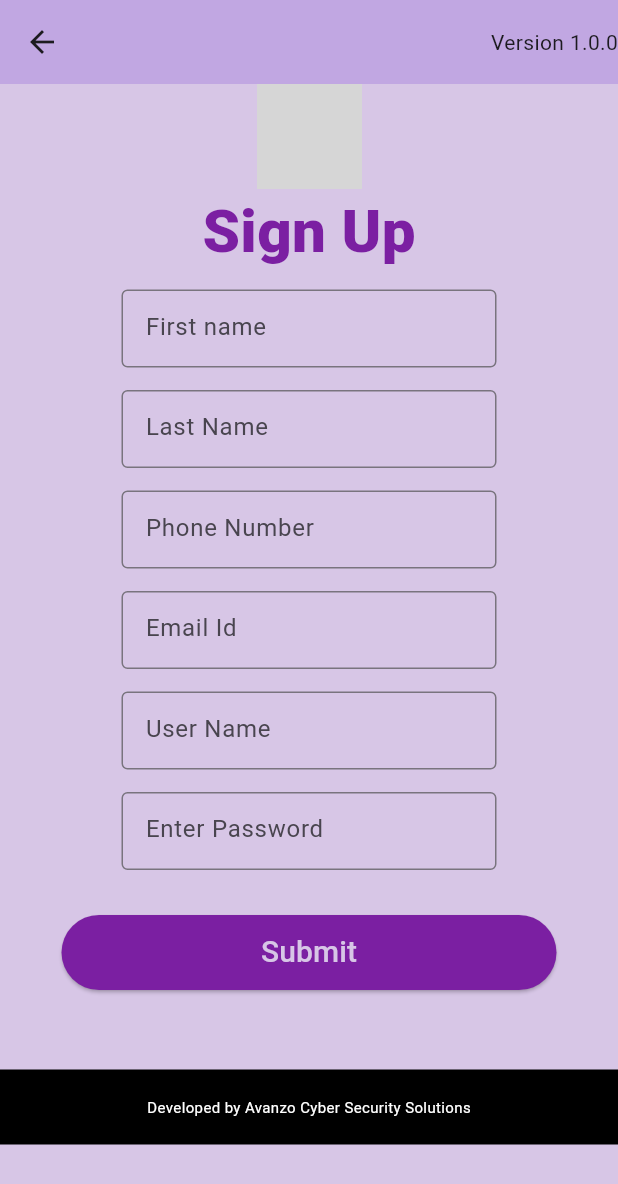
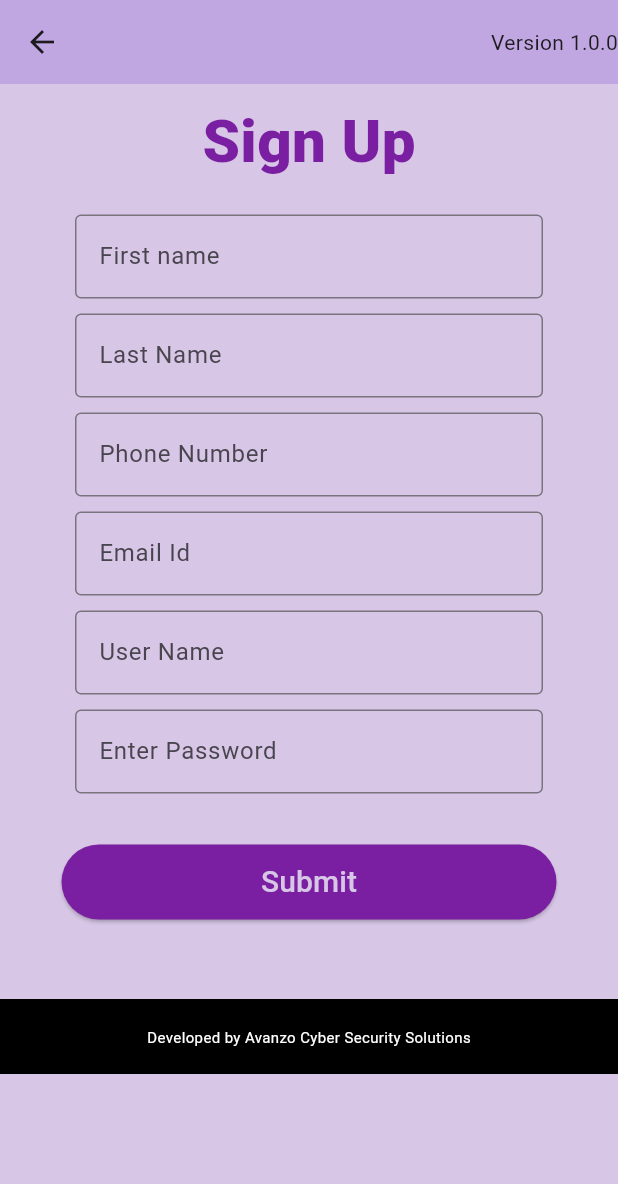
Before and after one commit to AdharshPS/CybotFork, a Flutter app: the SignUpScreen screen opened directly, on a phone screen of 412 x 824 dp. Shown: the top 1184 px of the screen. Run offline on Flutter 3.47's test engine with Material 3 defaults, Android fonts, the phone set to English and light mode, and no system bars; our stand-ins replace local_auth; grey boxes are pictures that could not be loaded.

Commit message:
updated screen

```diff
--- a/lib/view/signup_screen/signup_screen.dart
+++ b/lib/view/signup_screen/signup_screen.dart
@@ -4,7 +4,8 @@ import 'package:flutter/material.dart';
 import 'package:uri_launching/utilis/color_constant/color_constant.dart';
 //import 'package:uri_launching/view/authorization_screen/authorization_screen.dart';
 import 'package:http/http.dart' as http;
-import 'package:uri_launching/view/dashborad_screen/dashboard_screen.dart';
+//import 'package:uri_launching/view/dashborad_screen/dashboard_screen.dart';
+//import 'package:uri_launching/view/login_screen/login_screen.dart';
 
 class SignUpScreen extends StatefulWidget {
   const SignUpScreen({super.key});
@@ -20,6 +21,17 @@ class _SignUpScreenState extends State<SignUpScreen> {
   TextEditingController mailidcontroller = TextEditingController();
   TextEditingController usernamecontroller = TextEditingController();
   TextEditingController passwordcontroller = TextEditingController();
+  final _formkey = GlobalKey<FormState>();
+
+  String? validateEmail(String? email) {
+    RegExp emailRegex = RegExp(
+        r"^[a-zA-Z0-9.a-zA-Z0-9.!#$%&'*+-/=?^_`{|}~]+@[a-zA-Z0-9]+\.[a-zA-Z]+");
+    final isEmailvalid = emailRegex.hasMatch(email ?? '');
+    if (!isEmailvalid) {
+      return 'Please enter a valid email';
+    }
+    return null;
+  }
 
   Future<void> insertrecord() async {
     if (firstnamecontroller.text != "" ||
@@ -58,95 +70,81 @@ class _SignUpScreenState extends State<SignUpScreen> {
       backgroundColor: Colorconstant.pantonebackground,
       appBar: AppBar(
         backgroundColor: Colorconstant.pantonemessage,
-        actions: [Text("Version 1.0.0")],
+        actions: [const Text("Version 1.0.0")],
       ),
       body: SingleChildScrollView(
+        child: Form(
+          key: _formkey,
           child: Column(
             children: [
-            Image.asset(
-              "assets/images/Animation - 1715055684151.gif",
-              height: 70,
+              // Image.asset(
+              //   "assets/images/Animation - 1715055684151.gif",
+              //   height: 70,
+              // ),
+              SizedBox(
+                height: 10,
               ),
-            Text(
+              const Text(
                 "Sign Up",
                 style: TextStyle(
                     color: Colorconstant.darkpurple,
                     fontWeight: FontWeight.w900,
                     fontSize: 40),
               ),
-            SizedBox(
-              height: 10,
+              const SizedBox(
+                height: 20,
               ),
               Padding(
-              padding: const EdgeInsets.only(left: 30, right: 30, bottom: 15),
-              child: SizedBox(
-                height: 52,
-                width: 250,
+                padding: const EdgeInsets.only(left: 50, right: 50, bottom: 10),
                 child: TextFormField(
                   controller: firstnamecontroller,
-                  decoration: InputDecoration(
+                  decoration: const InputDecoration(
                       hintText: "First name", border: OutlineInputBorder()),
-                ),
+                  validator: (name) => name!.length < 3
+                      ? "name should be atleast 5 characters"
+                      : null,
+                  autovalidateMode: AutovalidateMode.onUserInteraction,
                 ),
               ),
               Padding(
-              padding: const EdgeInsets.only(left: 30, right: 30, bottom: 15),
-              child: SizedBox(
-                height: 52,
-                width: 250,
+                padding: const EdgeInsets.only(left: 50, right: 50, bottom: 10),
                 child: TextFormField(
                   controller: lastnamecontroller,
-                  decoration: InputDecoration(
+                  decoration: const InputDecoration(
                       hintText: "Last Name", border: OutlineInputBorder()),
                 ),
               ),
-            ),
               Padding(
-              padding: const EdgeInsets.only(left: 30, right: 30, bottom: 15),
-              child: SizedBox(
-                height: 52,
-                width: 250,
+                padding: const EdgeInsets.only(left: 50, right: 50, bottom: 10),
                 child: TextFormField(
                   controller: phnumbercontroller,
-                  decoration: InputDecoration(
+                  decoration: const InputDecoration(
                       hintText: "Phone Number", border: OutlineInputBorder()),
                 ),
               ),
-            ),
               Padding(
-              padding: const EdgeInsets.only(left: 30, right: 30, bottom: 15),
-              child: SizedBox(
-                height: 52,
-                width: 250,
+                padding: const EdgeInsets.only(left: 50, right: 50, bottom: 10),
                 child: TextFormField(
                   controller: mailidcontroller,
-                  decoration: InputDecoration(
+                  decoration: const InputDecoration(
                       hintText: "Email Id", border: OutlineInputBorder()),
-                ),
+                  validator: validateEmail,
                 ),
               ),
               Padding(
-              padding: const EdgeInsets.only(left: 30, right: 30, bottom: 15),
-              child: SizedBox(
-                height: 52,
-                width: 250,
+                padding: const EdgeInsets.only(left: 50, right: 50, bottom: 10),
                 child: TextFormField(
                   controller: usernamecontroller,
-                  decoration: InputDecoration(
+                  decoration: const InputDecoration(
                       hintText: "User Name", border: OutlineInputBorder()),
                 ),
               ),
-            ),
               Padding(
-              padding: const EdgeInsets.only(left: 30, right: 30, bottom: 15),
-              child: SizedBox(
-                height: 52,
-                width: 250,
+                padding: const EdgeInsets.only(left: 50, right: 50, bottom: 10),
                 child: TextFormField(
                   controller: passwordcontroller,
-                  decoration: InputDecoration(
+                  decoration: const InputDecoration(
                       hintText: "Enter Password", border: OutlineInputBorder()),
-                ),
                 ),
               ),
               // Padding(
@@ -156,34 +154,33 @@ class _SignUpScreenState extends State<SignUpScreen> {
               //         hintText: "Confirm Pssword", border: OutlineInputBorder()),
               //   ),
               // ),
-            SizedBox(
-              height: 15,
+              const SizedBox(
+                height: 24,
               ),
               ElevatedButton(
                   style: ButtonStyle(
-                    fixedSize: MaterialStateProperty.all(Size(330, 50)),
+                      fixedSize: MaterialStateProperty.all(const Size(330, 50)),
                       backgroundColor:
                           MaterialStateProperty.all(Colorconstant.darkpurple)),
                   onPressed: () {
                     insertrecord();
-                  Navigator.push(
-                      context,
-                      MaterialPageRoute(
-                          builder: (context) => DashboardScreen()));
+                    _formkey.currentState!.validate();
+                    // mailidcontroller.clear();
+                    // firstnamecontroller.clear();
                   },
-                child: Text(
+                  child: const Text(
                     "Submit",
                     style: TextStyle(
                         fontSize: 20, color: Colorconstant.pantonebackground),
                   )),
-            SizedBox(
+              const SizedBox(
                 height: 53,
               ),
               Container(
                 color: Colorconstant.mainblack,
                 height: 50,
                 width: double.infinity,
-              child: Center(
+                child: const Center(
                   child: Text(
                     "Developed by Avanzo Cyber Security Solutions",
                     style:
@@ -194,6 +191,7 @@ class _SignUpScreenState extends State<SignUpScreen> {
             ],
           ),
         ),
+      ),
     );
   }
 }
```
Also changed, not shown: lib/view/login_screen/login_screen.dart (+34 -1 lines). Lines whose indentation alone changed are shown as unchanged.
